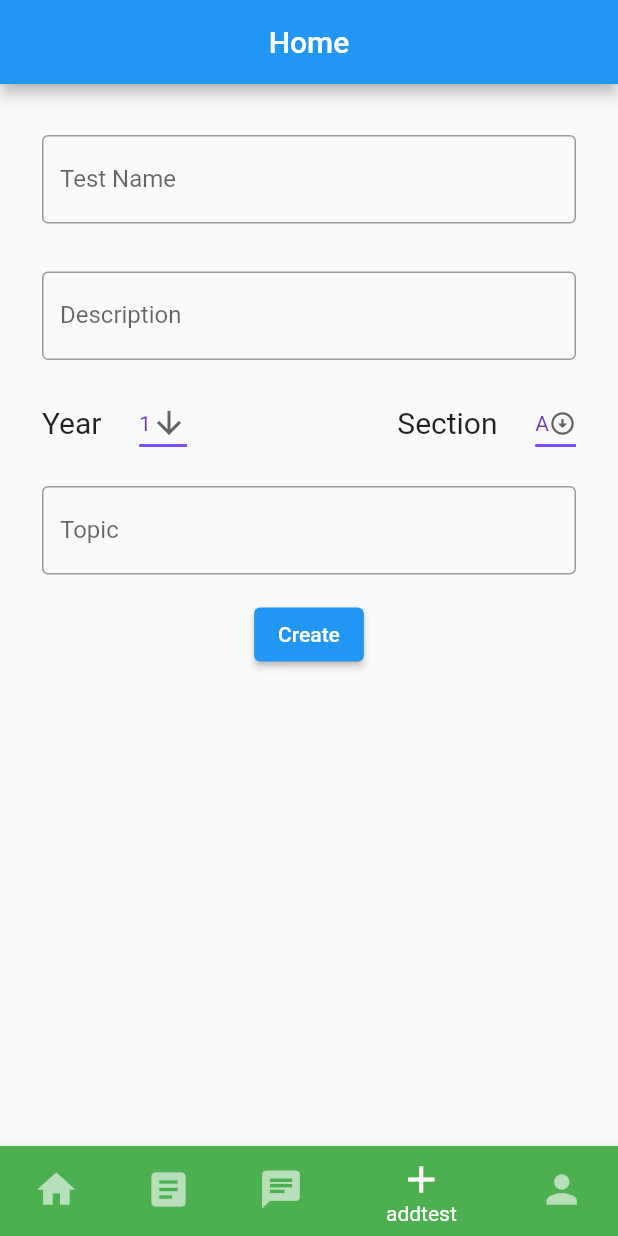
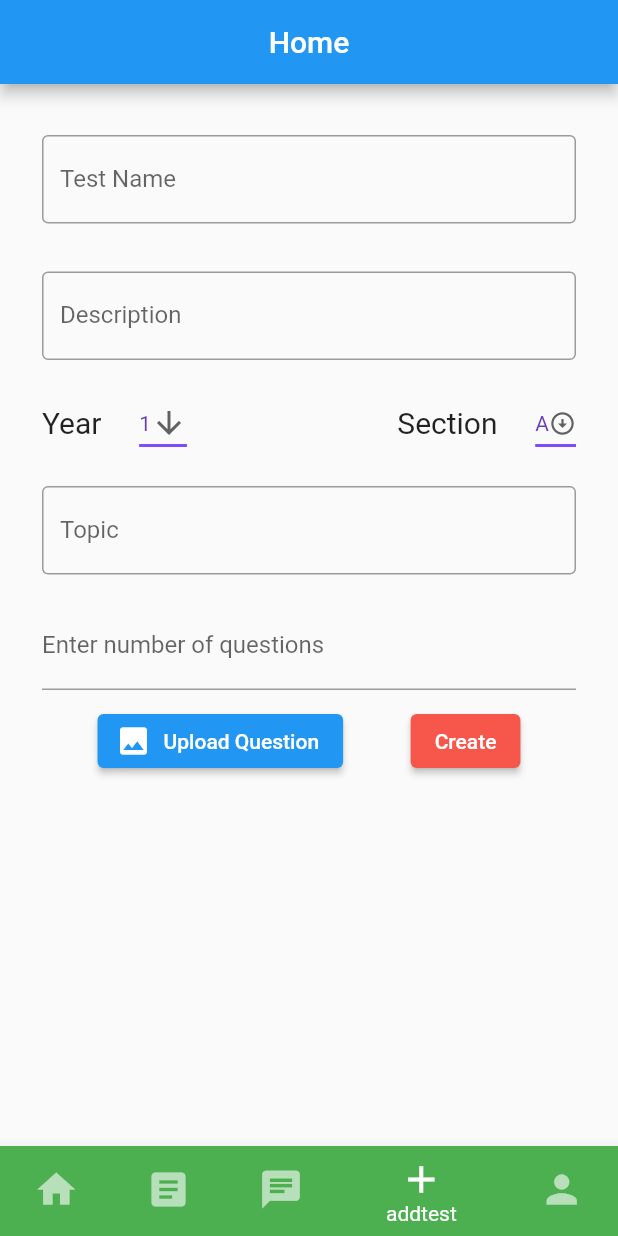
Before and after one commit to SmartShala/SmartShala_frontend-Flutter-, a Flutter app: the screen it shows after launch, item 4 of the bottom bar chosen, on a phone screen of 412 x 824 dp. Run offline on Flutter 3.47's test engine with Material 2 defaults, Android fonts, the light colour scheme and no system bars; our stand-ins replace animated_splash_screen, image_picker; network calls fail.

Commit message:
change add test page to input number of questions and question paper empty test creation page

```diff
--- a/smart_shala/lib/addtest.dart
+++ b/smart_shala/lib/addtest.dart
@@ -1,4 +1,5 @@
 import 'package:flutter/material.dart';
+import 'package:image_picker/image_picker.dart';
 import 'test_creation.dart';
 
 class TestDetails extends StatefulWidget {
@@ -89,6 +90,29 @@ class _TestDetailsState extends State<TestDetails> {
               ),
               // Test Topic Field
               _getPaddedText('Topic'),
+
+              Padding(
+                padding: const EdgeInsets.symmetric(horizontal: 8, vertical: 2),
+                child: TextFormField(
+                  decoration: const InputDecoration(
+                      labelText: "Enter number of questions"),
+                  keyboardType: TextInputType.number,
+                ),
+              ),
+              Padding(
+                padding: const EdgeInsets.symmetric(vertical: 8),
+                child: SizedBox(
+                width: double.infinity,
+                    child: Row(
+                  mainAxisAlignment: MainAxisAlignment.spaceEvenly,
+                  children: [
+                    ElevatedButton.icon(
+                      onPressed: () {
+                        imageSelectorGallery();
+                      },
+                      icon: const Icon(Icons.image),
+                      label: const Text('Upload Question'),
+                    ),
                     ElevatedButton(
                       onPressed: () {
                         Navigator.of(context).push(MaterialPageRoute(
@@ -96,8 +120,14 @@ class _TestDetailsState extends State<TestDetails> {
                                 const TestCreationPage()));
                         // TODO: Add data validation and store input data
                       },
+                      style: ElevatedButton.styleFrom(
+                        primary: const Color.fromARGB(255, 247, 86, 75),
+                      ),
                       child: const Text('Create'),
                     )
+                  ],
+                )),
+              ),
             ],
           ),
         ),
@@ -127,4 +157,15 @@ class _TestDetailsState extends State<TestDetails> {
       ),
     );
   }
+
+  Future<List<XFile>?> imageSelectorGallery() async {
+    final ImagePicker picker = ImagePicker();
+    // Pick an image
+    final List<XFile>? image = await picker.pickMultiImage();
+    // TODO: Use the image for upload
+    setState(() {});
+    ScaffoldMessenger.of(context)
+        .showSnackBar(const SnackBar(content: Text('Image Selected')));
+    return image;
   }
+}
```
Also changed, not shown: smart_shala/lib/test_creation.dart (+3 -41 lines). Lines whose indentation alone changed are shown as unchanged.
